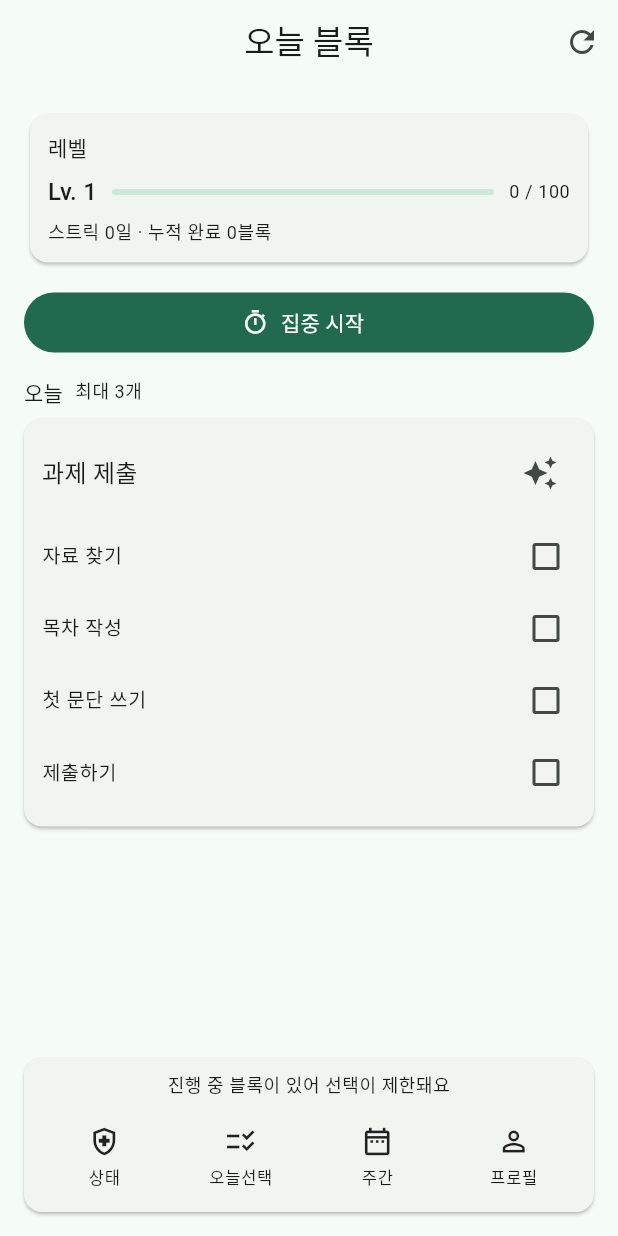
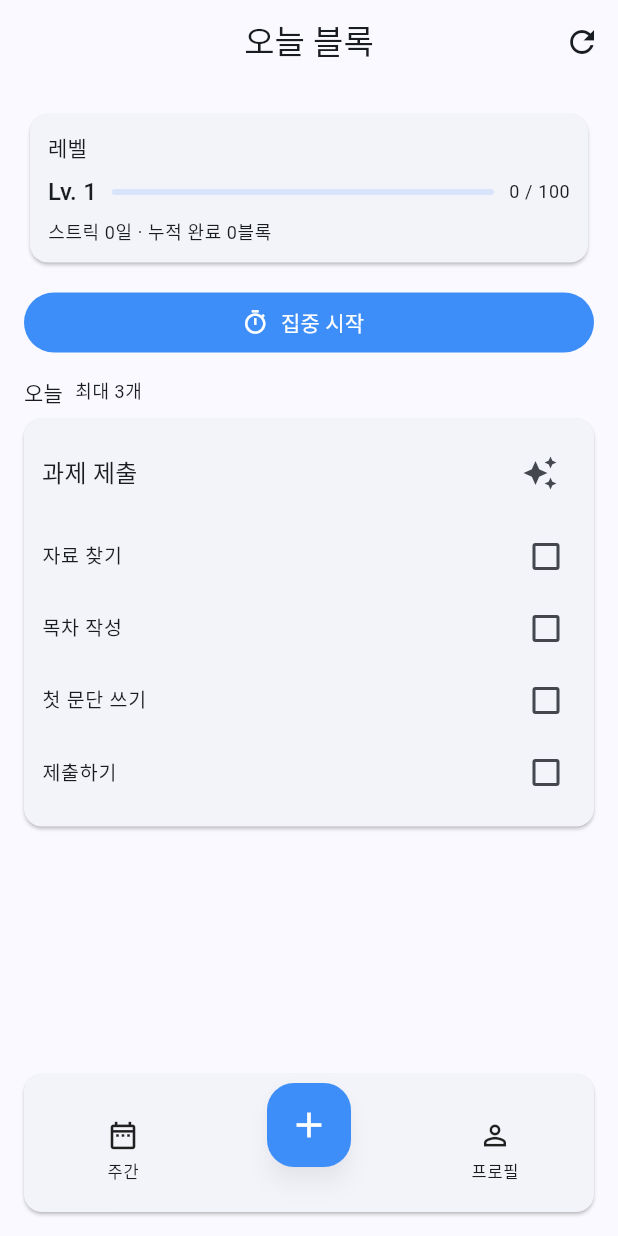
Before and after one commit to Shinmilli/FocusFlow, a Flutter app: the screen it shows after launch, on a phone screen of 412 x 824 dp. Run offline on Flutter 3.47's test engine with Material 3 defaults, Android fonts, the phone set to English and light mode, and no system bars; our stand-ins replace flutter_local_notifications, flutter_riverpod, flutter_secure_storage, go_router, shared_preferences, timezone.

Commit message:
style: 색상변경 & 하단 바 아이콘

```diff
--- a/lib/app/theme/app_theme.dart
+++ b/lib/app/theme/app_theme.dart
@@ -1,13 +1,28 @@
 import 'package:flutter/material.dart';
 
 ThemeData buildAppTheme() {
-  const seed = Color(0xFF2D6A4F);
+  const primary = Color(0xFF3D8EF9);
+  final scheme = ColorScheme.fromSeed(
+    seedColor: primary,
+    brightness: Brightness.light,
+  ).copyWith(primary: primary);
   return ThemeData(
     useMaterial3: true,
-    colorScheme: ColorScheme.fromSeed(
-      seedColor: seed,
-      brightness: Brightness.light,
+    colorScheme: scheme,
+    appBarTheme: AppBarTheme(
+      centerTitle: true,
+      backgroundColor: scheme.surface,
+      foregroundColor: scheme.onSurface,
+      elevation: 0,
+      scrolledUnderElevation: 1,
     ),
-    appBarTheme: const AppBarTheme(centerTitle: true),
+    floatingActionButtonTheme: FloatingActionButtonThemeData(
+      backgroundColor: primary,
+      foregroundColor: Colors.white,
+      elevation: 6,
+    ),
+    filledButtonTheme: FilledButtonThemeData(
+      style: FilledButton.styleFrom(backgroundColor: primary, foregroundColor: Colors.white),
+    ),
   );
 }
--- a/lib/features/planning/presentation/planning_screen.dart
+++ b/lib/features/planning/presentation/planning_screen.dart
@@ -21,7 +21,6 @@ class PlanningScreen extends ConsumerWidget {
   @override
   Widget build(BuildContext context, WidgetRef ref) {
     final asyncBlocks = ref.watch(todayBlocksProvider);
-    final asyncCanAdd = ref.watch(canAddNewBlockProvider);
     final progress = ref.watch(playerProgressProvider);
     final ctx = ref.watch(userLifeContextProvider);
     final lowEnergy = ctx.sleepHours < 6 || ctx.stressLevel >= 4;
@@ -274,43 +273,45 @@ class PlanningScreen extends ConsumerWidget {
         child: Padding(
           padding: const EdgeInsets.fromLTRB(12, 8, 12, 12),
           child: Card(
+            clipBehavior: Clip.none,
             child: Padding(
-              padding: const EdgeInsets.symmetric(horizontal: 8, vertical: 6),
-              child: Column(
-                mainAxisSize: MainAxisSize.min,
-                children: [
-                  asyncCanAdd.when(
-                    loading: () => const SizedBox.shrink(),
-                    error: (_, __) => const SizedBox.shrink(),
-                    data: (canAdd) {
-                      return Padding(
-                        padding: const EdgeInsets.fromLTRB(8, 4, 8, 8),
-                        child: Text(
-                          canAdd
-                              ? '새 블록 추가 가능'
-                              : '진행 중 블록이 있어 선택이 제한돼요',
-                          style: Theme.of(context).textTheme.bodySmall,
-                          textAlign: TextAlign.center,
-                        ),
-                      );
-                    },
-                  ),
-                  Row(
+              padding: const EdgeInsets.fromLTRB(4, 10, 4, 10),
+              child: SizedBox(
+                height: 72,
+                child: Padding(
+                  padding: const EdgeInsets.only(top: 10),
+                  child: Row(
+                    crossAxisAlignment: CrossAxisAlignment.end,
                     children: [
-                      _BottomAction(
-                        icon: Icons.health_and_safety_outlined,
-                        label: '상태',
-                        onTap: () => context.push('/context'),
-                      ),
-                      _BottomAction(
-                        icon: Icons.checklist_rtl_outlined,
-                        label: '오늘선택',
-                        onTap: () => context.push('/plan/select'),
-                      ),
                       _BottomAction(
                         icon: Icons.date_range_outlined,
                         label: '주간',
                         onTap: () => context.push('/plan/week'),
+                      ),
+                      Expanded(
+                        child: Align(
+                          alignment: Alignment.bottomCenter,
+                          child: Transform.translate(
+                            offset: const Offset(0, -20),
+                            child: Material(
+                              elevation: 6,
+                              shadowColor: Colors.black26,
+                              shape: RoundedRectangleBorder(
+                                borderRadius: BorderRadius.circular(18),
+                              ),
+                              color: Theme.of(context).colorScheme.primary,
+                              child: InkWell(
+                                borderRadius: BorderRadius.circular(18),
+                                onTap: () => context.push('/plan/select'),
+                                child: const SizedBox(
+                                  width: 56,
+                                  height: 56,
+                                  child: Icon(Icons.add, color: Colors.white, size: 28),
+                                ),
+                              ),
+                            ),
+                          ),
+                        ),
                       ),
                       _BottomAction(
                         icon: Icons.person_outline,
@@ -319,7 +320,7 @@ class PlanningScreen extends ConsumerWidget {
                       ),
                     ],
                   ),
-                ],
+                ),
               ),
             ),
           ),
--- a/lib/features/user_state/presentation/user_context_screen.dart
+++ b/lib/features/user_state/presentation/user_context_screen.dart
@@ -1,5 +1,6 @@
 import 'package:flutter/material.dart';
 import 'package:flutter_riverpod/flutter_riverpod.dart';
+import 'package:go_router/go_router.dart';
 
 import '../domain/user_life_context.dart';
 import 'daily_context_gate_providers.dart';
@@ -95,9 +96,8 @@ class _UserContextScreenState extends ConsumerState<UserContextScreen> {
                   );
               ref.read(dailyContextGatePrefsProvider).markDoneForToday();
               ref.invalidate(dailyContextDoneProvider);
-              ScaffoldMessenger.of(context).showSnackBar(
-                const SnackBar(content: Text('저장했어요')),
-              );
+              if (!context.mounted) return;
+              context.go('/plan');
             },
             child: const Text('저장'),
           ),
```
